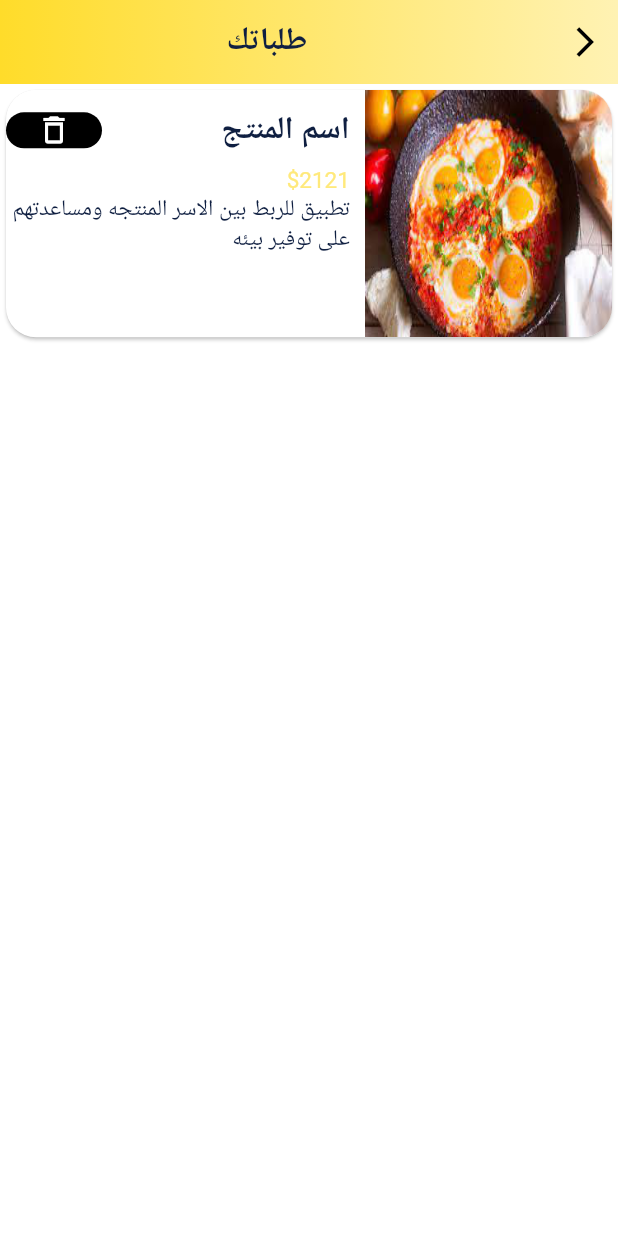
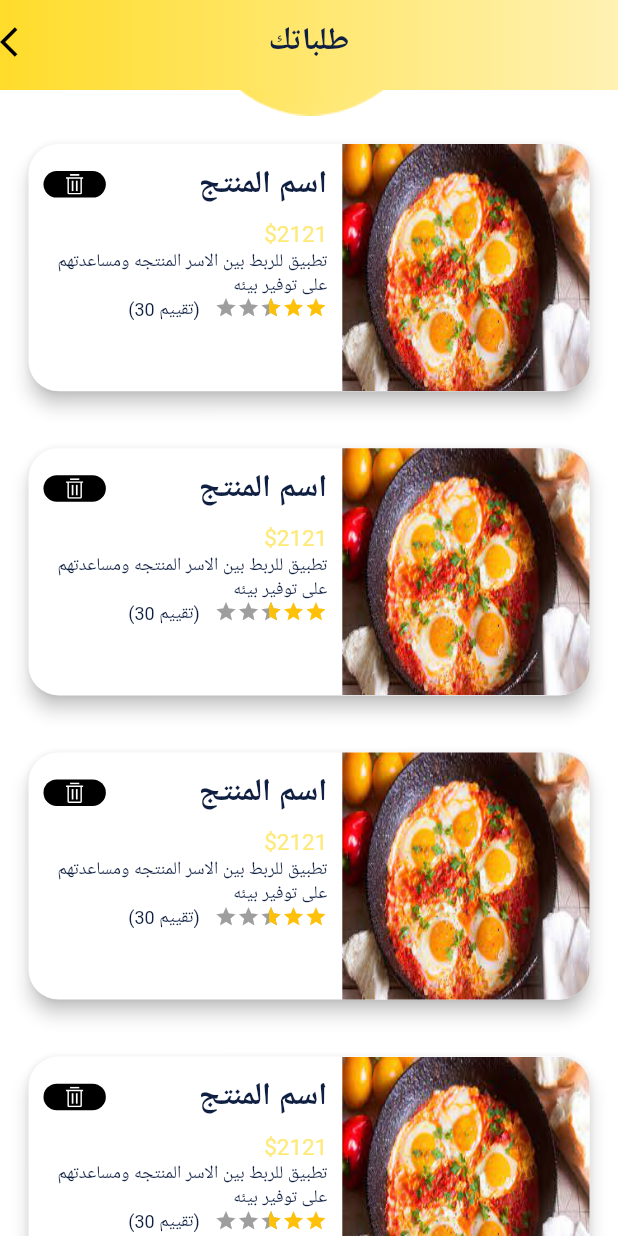
Before and after one commit to Amgad22318/productive_families, a Flutter app: the OrdersScreen screen opened directly, on a phone screen of 412 x 824 dp. Run offline on Flutter 3.47's test engine with Material 2 defaults, Android fonts, the phone set to English and light mode, and no system bars; drawn by our look-alikes of flutter_rating_bar; our stand-ins replace flutter_bloc, flutter_svg, otp_text_field, video_player; missing offline and left inert: dart:ffi.

Commit message:
said 1.1

```diff
--- a/lib/constants/end_points.dart
+++ b/lib/constants/end_points.dart
@@ -23,3 +23,5 @@ const ABOUT_US='/about_us';
 const OTP_SCREEN='/otp';
 
 const SHOP_LAYOUT='/shop_layout';
+const ORDERED_MEALS = '/ordered_meals';
+const MEALS_SCREEN = '/meals_screen';
--- a/lib/presentation/router/app_router.dart
+++ b/lib/presentation/router/app_router.dart
@@ -3,6 +3,7 @@ import 'package:productive_families/constants/end_points.dart';
 import 'package:productive_families/presentation/screens/location/location_picker.dart';
 import 'package:productive_families/presentation/screens/about_us/about_us.dart';
 import 'package:productive_families/presentation/screens/login/login_screen.dart';
+import 'package:productive_families/presentation/screens/meal/meals_screen.dart';
 import 'package:productive_families/presentation/screens/orders/orders_screen.dart';
 import 'package:productive_families/presentation/screens/otp/otp_screen.dart';
 import 'package:productive_families/presentation/screens/register/register_screen.dart';
@@ -14,9 +15,9 @@ class AppRouter {
   late Widget startWidget;
 
   AppRouter() {
-    // startWidget = StartScreen();
+    startWidget = StartScreen();
     // startWidget = LocationPicker();
-    startWidget = OrdersScreen();
+    // startWidget = OrdersScreen();
   }
 
 
@@ -50,6 +51,16 @@ class AppRouter {
           builder: (_) =>
               AboutUsScreen(),
         );
+        case ORDERED_MEALS:
+        return MaterialPageRoute(
+          builder: (_) =>
+              OrdersScreen(),
+        );
+        case MEALS_SCREEN:
+        return MaterialPageRoute(
+          builder: (_) =>
+              MealsScreen(),
+        );
       default:
         return null;
     }
--- a/lib/presentation/screens/location/location_picker.dart
+++ b/lib/presentation/screens/location/location_picker.dart
@@ -112,7 +112,7 @@ class LocationPicker extends StatelessWidget {
                       Container(
                           height: size.height * 0.06,
                           decoration: BoxDecoration(
-                            color: formFieldBackGround,
+                            color: formFieldBackGroundLightBlue,
                             borderRadius: BorderRadius.circular(30),
                           ),
                           child: TextFormField(
--- /dev/null
+++ b/lib/presentation/screens/meal/meals_screen.dart
@@ -0,0 +1,61 @@
+import 'package:flutter/cupertino.dart';
+import 'package:flutter/material.dart';
+import 'package:productive_families/presentation/styles/colors.dart';
+import 'package:productive_families/presentation/widgets/default_shop_appbar.dart';
+import 'package:productive_families/presentation/widgets/default_text.dart';
+import 'package:productive_families/presentation/views/orders_and_meal_item.dart';
+
+class MealsScreen extends StatelessWidget {
+  const MealsScreen({Key? key}) : super(key: key);
+
+  @override
+  Widget build(BuildContext context) {
+    Size size = MediaQuery.of(context).size;
+    return Scaffold(
+      appBar: DefaultShopAppbar(
+        centerTitle: true,
+        actions: [
+          GestureDetector(
+              child: const Icon(
+                Icons.arrow_back_ios,
+              ),
+              onTap: () {
+                Navigator.pop(context);
+              })
+        ],
+        title: const DefaultText(
+          text: 'طلباتك',
+          textStyle: TextStyle(),
+        ),
+      ),
+      body: Column(
+        children: [
+          Image(image: AssetImage('assets/image/appbar_half_circle.png')),
+          Expanded(
+            child: SingleChildScrollView(
+              child: Column(
+                children: [
+                  OrdersAndMealItem(
+                    icon: Container(
+                      height: size.height * 0.2,
+                      width: size.width * 0.2,
+                      decoration: const BoxDecoration(
+                          borderRadius: BorderRadius.only(
+                              bottomRight: Radius.circular(20),
+                              topRight: Radius.circular(20)),
+                          image: DecorationImage(
+                              image: AssetImage(
+                                'assets/image/meal.png',
+                              ),
+                              fit: BoxFit.fill)),
+                    ),
+                  ),
+                ],
+              ),
+            ),
+          )
+        ],
+      ),
+    );
+  }
+}
--- a/lib/presentation/screens/orders/orders_screen.dart
+++ b/lib/presentation/screens/orders/orders_screen.dart
@@ -1,7 +1,9 @@
 import 'package:flutter/cupertino.dart';
 import 'package:flutter/material.dart';
 import 'package:productive_families/presentation/styles/colors.dart';
+import 'package:productive_families/presentation/widgets/default_shop_appbar.dart';
 import 'package:productive_families/presentation/widgets/default_text.dart';
+import 'package:productive_families/presentation/views/orders_and_meal_item.dart';
 
 class OrdersScreen extends StatelessWidget {
   const OrdersScreen({Key? key}) : super(key: key);
@@ -10,43 +12,32 @@ class OrdersScreen extends StatelessWidget {
   Widget build(BuildContext context) {
     Size size = MediaQuery.of(context).size;
     return Scaffold(
-      appBar: AppBar(
-        automaticallyImplyLeading: false,
-        flexibleSpace: Container(
-          decoration: const BoxDecoration(
-            gradient: LinearGradient(
-              begin: Alignment.centerLeft,
-              end: Alignment.centerRight,
-              colors: <Color>[
-                Color(0xFFFFDC2A),
-                Color(0xFFFFF2B3),
-              ],
-            ),
-          ),
-        ),
-        backgroundColor: defaultYellow,
-        leading: GestureDetector(
+      appBar: DefaultShopAppbar(
+        centerTitle: true,
+        actions: [
+          GestureDetector(
               child: const Icon(
                 Icons.arrow_back_ios,
+                textDirection: TextDirection.ltr,
               ),
               onTap: () {
                 Navigator.pop(context);
-            }),
-        title: Row(
-          mainAxisAlignment: MainAxisAlignment.center,
-          children: const [
-            DefaultText(
+              })
+        ],
+        title: const DefaultText(
           text: 'طلباتك',
           textStyle: TextStyle(),
         ),
-          ],
       ),
-      ),
-      body: Card(
-        shape: RoundedRectangleBorder(borderRadius: BorderRadius.circular(20)),
-        child: Row(
+      body: Column(
         children: [
-            Container(
+          Image(image: AssetImage('assets/image/appbar_half_circle.png')),
+          Expanded(
+            child: SingleChildScrollView(
+              child: Column(
+                children: [
+                  OrdersAndMealItem(
+                    icon: Container(
                       height: size.height * 0.2,
                       width: size.width * 0.4,
                       decoration: const BoxDecoration(
@@ -59,53 +50,66 @@ class OrdersScreen extends StatelessWidget {
                               ),
                               fit: BoxFit.fill)),
                     ),
-            const SizedBox(
-              width: 10,
                   ),
-            Expanded(
-              child: Container(
-                height: size.height * 0.17,
-                child: Column(
-                  mainAxisAlignment: MainAxisAlignment.start,
-                  crossAxisAlignment: CrossAxisAlignment.start,
-                  children: [
-                    Row(
-                      mainAxisSize: MainAxisSize.max,
-                      mainAxisAlignment: MainAxisAlignment.spaceBetween,
-                      children: [
-                        DefaultText(
-                          text: "اسم المنتج",
-                          textStyle: Theme.of(context).textTheme.headline6,
-                          // textStyle: TextStyle(),
+                  OrdersAndMealItem(
+                    icon: Container(
+                      height: size.height * 0.2,
+                      width: size.width * 0.4,
+                      decoration: const BoxDecoration(
+                          borderRadius: BorderRadius.only(
+                              bottomRight: Radius.circular(20),
+                              topRight: Radius.circular(20)),
+                          image: DecorationImage(
+                              image: AssetImage(
+                                'assets/image/meal.png',
                               ),
-                        Container(
-                          decoration: BoxDecoration(
-                            borderRadius: BorderRadius.circular(20),
-                            color: Colors.black,
-                          ),
-                          child: const Padding(
-                            padding: EdgeInsets.symmetric(horizontal: 20),
-                            child: Icon(
-                              Icons.delete_outline,
-                              color: backGroundWhite,
+                              fit: BoxFit.fill)),
                     ),
                   ),
+                  OrdersAndMealItem(
+                    icon: Container(
+                      height: size.height * 0.2,
+                      width: size.width * 0.4,
+                      decoration: const BoxDecoration(
+                          borderRadius: BorderRadius.only(
+                              bottomRight: Radius.circular(20),
+                              topRight: Radius.circular(20)),
+                          image: DecorationImage(
+                              image: AssetImage(
+                                'assets/image/meal.png',
                               ),
-                      ],
+                              fit: BoxFit.fill)),
                     ),
-                    const SizedBox(
-                      height: 10,
                   ),
-                    const DefaultText(
-                      text: "\$2121",
-                      textStyle: TextStyle(),
-                      color: defaultYellow,
+                  OrdersAndMealItem(
+                    icon: Container(
+                      height: size.height * 0.2,
+                      width: size.width * 0.4,
+                      decoration: const BoxDecoration(
+                          borderRadius: BorderRadius.only(
+                              bottomRight: Radius.circular(20),
+                              topRight: Radius.circular(20)),
+                          image: DecorationImage(
+                              image: AssetImage(
+                                'assets/image/meal.png',
                               ),
-                    const DefaultText(
-                      text:
-                          "تطبيق للربط بين الاسر المنتجه ومساعدتهم على توفير بيئه",
-                      // textStyle: theme.of(context).textTheme.headline6,
-                      textStyle: TextStyle(), maxLines: 2,
+                              fit: BoxFit.fill)),
+                    ),
+                  ),
+                  OrdersAndMealItem(
+                    icon: Container(
+                      height: size.height * 0.2,
+                      width: size.width * 0.4,
+                      decoration: const BoxDecoration(
+                          borderRadius: BorderRadius.only(
+                              bottomRight: Radius.circular(20),
+                              topRight: Radius.circular(20)),
+                          image: DecorationImage(
+                              image: AssetImage(
+                                'assets/image/meal.png',
+                              ),
+                              fit: BoxFit.fill)),
+                    ),
                   ),
                 ],
               ),
@@ -113,7 +117,6 @@ class OrdersScreen extends StatelessWidget {
           )
         ],
       ),
-      ),
     );
   }
 }
--- a/lib/presentation/screens/otp/otp_screen.dart
+++ b/lib/presentation/screens/otp/otp_screen.dart
@@ -106,6 +106,7 @@ class _OtpScreenState extends State<OtpScreen> {
                 child: DefaultMaterialButton(
                   onPressed: () {
                     Navigator.of(context).pop();
+                    Navigator.pushNamed(context, '/shop_layout');
                   },
                   text: 'إبدأ',
                 ),
--- a/lib/presentation/views/navigation_drawer.dart
+++ b/lib/presentation/views/navigation_drawer.dart
@@ -62,7 +62,9 @@ class NavigationDrawer extends StatelessWidget {
           DrawerListTiles(
             text: 'طلباتك',
             icon: 'assets/icons/shopping-bag (1).svg',
-            onTap: () {},
+            onTap: () {
+              Navigator.pushNamed(context, '/ordered_meals');
+            },
           ),
           DrawerListTiles(
             text: 'تسجيل خروج',
--- /dev/null
+++ b/lib/presentation/views/orders_and_meal_item.dart
@@ -0,0 +1,114 @@
+import 'package:flutter/material.dart';
+import 'package:flutter_rating_bar/flutter_rating_bar.dart';
+import 'package:flutter_svg/svg.dart';
+import 'package:productive_families/presentation/styles/colors.dart';
+import 'package:productive_families/presentation/widgets/default_text.dart';
+
+class OrdersAndMealItem extends StatelessWidget {
+  Widget icon = Container();
+  OrdersAndMealItem({required this.icon,Key? key}) : super(key: key);
+
+  @override
+  Widget build(BuildContext context) {
+    Size size = MediaQuery.of(context).size;
+    return Padding(
+      padding: const EdgeInsets.all(15.0),
+      child: Card(
+        elevation: 5,
+        shape: RoundedRectangleBorder(borderRadius: BorderRadius.circular(20)),
+        child: Row(
+          children: [
+            icon,
+            const SizedBox(
+              width: 10,
+            ),
+            Expanded(
+              child: Container(
+                height: size.height * 0.17,
+                child: Column(
+                  mainAxisAlignment: MainAxisAlignment.start,
+                  crossAxisAlignment: CrossAxisAlignment.start,
+                  children: [
+                    Row(
+                      mainAxisSize: MainAxisSize.max,
+                      mainAxisAlignment: MainAxisAlignment.spaceBetween,
+                      children: [
+                        DefaultText(
+                          text: "اسم المنتج",
+                          textStyle: Theme.of(context).textTheme.headline6,
+                          // textStyle: TextStyle(),
+                        ),
+                        Container(
+                          margin: EdgeInsets.symmetric(horizontal: 10),
+                          decoration: BoxDecoration(
+                            borderRadius: BorderRadius.circular(20),
+                            color: Colors.black,
+                          ),
+                          child: Padding(
+                            padding: const EdgeInsets.only(
+                                top: 2, bottom: 2, left: 15, right: 15),
+                            child: SvgPicture.asset(
+                              "assets/icons/delete.svg",
+                            ),
+                          ),
+                        ),
+                      ],
+                    ),
+                    const SizedBox(
+                      height: 10,
+                    ),
+                    const DefaultText(
+                      text: "\$2121",
+                      textStyle: TextStyle(),
+                      color: defaultYellow,
+                    ),
+                    const DefaultText(
+                      text:
+                          "تطبيق للربط بين الاسر المنتجه ومساعدتهم على توفير بيئه",
+                      // textStyle: Theme.of(context).textTheme.bodyText1
+                      textStyle: TextStyle(fontSize: 12), maxLines: 2,
+                    ),
+                    Row(
+                      children: [
+                        RatingBarIndicator(
+                          rating: 2.6,
+                          itemBuilder: (context, index) => const Icon(
+                            Icons.star,
+                            color: Colors.amber,
+                          ),
+                          itemCount: 5,
+                          itemSize: 15.0,
+                          direction: Axis.horizontal,
+                        ),
+                       const SizedBox(
+                          width: 10,
+                        ),
+                       const DefaultText(
+                          text: '(تقييم 30)',
+                          textStyle: TextStyle(color: Colors.grey,fontSize: 12),
+                        ),
+                      ],
+                    ),
+                  ],
+                ),
+              ),
+            )
+          ],
+        ),
+      ),
+    );
+  }
+}
+// Container(
+// height: size.height * 0.2,
+// width: size.width * 0.4,
+// decoration: const BoxDecoration(
+// borderRadius: BorderRadius.only(
+// bottomRight: Radius.circular(20),
+// topRight: Radius.circular(20)),
+// image: DecorationImage(
+// image: AssetImage(
+// 'assets/image/meal.png',
+// ),
+// fit: BoxFit.fill)),
+// ),
```
Also changed, not shown: assets/icons/delete.svg (added), assets/icons/mic.svg (added), assets/icons/pin.svg (added), assets/icons/sendIcon.svg (added). Lines whose indentation alone changed are shown as unchanged.
